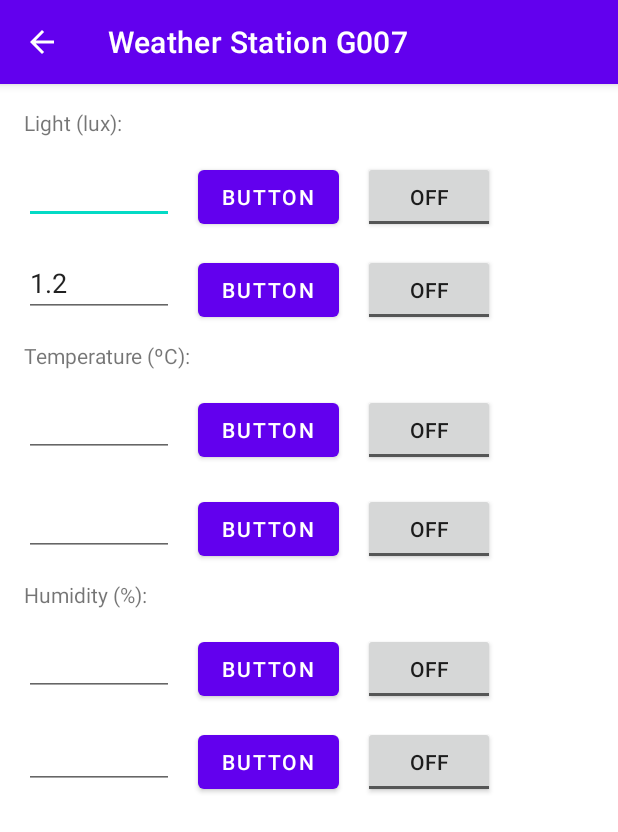
After one commit to Francisco-Mendes-96529/ist-atm, an Android app: the AlarmActivity screen opened directly, with no data from a screen before it, on a phone screen of 412 x 824 dp. The commit adds this screen. Shown: the top 832 px of the screen. Run offline under Robolectric (Android 15) with nearby library versions, the phone set to English and light mode, and no system bars.

Commit message:
alarme activity
alarm activity e falta fazer os max e mins e meter coisas na memoria

```diff
--- /dev/null
+++ b/project1/app/src/main/java/com/example/project1/AlarmActivity.java
@@ -0,0 +1,18 @@
+package com.example.project1;
+
+import androidx.appcompat.app.AppCompatActivity;
+
+import android.os.Bundle;
+import android.widget.EditText;
+
+public class AlarmActivity extends AppCompatActivity {
+
+    @Override
+    protected void onCreate(Bundle savedInstanceState) {
+        super.onCreate(savedInstanceState);
+        setContentView(R.layout.activity_alarm);
+
+        EditText test = findViewById(R.id.editTextNumberDecimal6);
+        test.setText("1.2");
+    }
+}
--- a/project1/app/src/main/java/com/example/project1/MainActivity.java
+++ b/project1/app/src/main/java/com/example/project1/MainActivity.java
@@ -7,11 +7,13 @@ import static android.hardware.Sensor.TYPE_RELATIVE_HUMIDITY;
 import androidx.appcompat.app.AppCompatActivity;
 
 import android.content.Context;
+import android.content.Intent;
 import android.hardware.Sensor;
 import android.hardware.SensorEvent;
 import android.hardware.SensorEventListener;
 import android.hardware.SensorManager;
 import android.os.Bundle;
+import android.view.View;
 import android.widget.TextView;
 
 import java.util.ArrayList;
@@ -75,36 +77,39 @@ public class MainActivity extends AppCompatActivity implements SensorEventListen
                 lux.add(value);
                 if(lux.size()>10)
                     lux.remove(0);
+                String lux_values = getString(R.string.lux_placeholder)+"\n";
+                for(int i = 0; i<lux.size(); i++)
+                    lux_values += lux.get(i).toString() + "\n";
+                luxView.setText(lux_values);
                 break;
+
             case TYPE_AMBIENT_TEMPERATURE:
                 // code block
                 temperature.add(value);
                 if(temperature.size()>10)
                     temperature.remove(0);
+                String temperature_values = getString(R.string.temperature_placeholder)+"\n";
+                for(int i = 0; i<temperature.size(); i++)
+                    temperature_values += temperature.get(i).toString() + "\n";
+                temperatureView.setText(temperature_values);
                 break;
+
             case TYPE_RELATIVE_HUMIDITY:
                 // code block
                 humidity.add(value);
                 if(humidity.size()>10)
                     humidity.remove(0);
+                String humidity_values = getString(R.string.humidity_placeholder)+"\n";
+                for(int i = 0; i<humidity.size(); i++)
+                    humidity_values += humidity.get(i).toString() + "\n";
+                humidityView.setText(humidity_values);
                 break;
+
             default:
                 // code block
         }
 
-        String lux_values = "";
-        String temperature_values = "";
-        String humidity_values = "";
-        for(int i = 0; i<lux.size(); i++)
-            lux_values += lux.get(i).toString() + "\n";
-        for(int i = 0; i<temperature.size(); i++)
-            temperature_values += temperature.get(i).toString() + "\n";
-        for(int i = 0; i<humidity.size(); i++)
-            humidity_values += humidity.get(i).toString() + "\n";
 
-        luxView.setText("Light (lux):\n"+lux_values);
-        temperatureView.setText("Temperature (ºC):\n"+temperature_values);
-        humidityView.setText("Humidity (%):\n"+humidity_values);
     }
     @Override
     protected void onResume() {
@@ -120,6 +125,13 @@ public class MainActivity extends AppCompatActivity implements SensorEventListen
         sensorManager.unregisterListener(this);
     }
 
+    public void OpenAlarmActivity(View view) {
+        Intent intent = new Intent(this, AlarmActivity.class);
+        startActivity(intent);
+
+    }
+        // Do something in response to button
+
 
 
 }
--- /dev/null
+++ b/project1/app/src/main/res/layout/activity_alarm.xml
@@ -0,0 +1,213 @@
+<?xml version="1.0" encoding="utf-8"?>
+<androidx.constraintlayout.widget.ConstraintLayout xmlns:android="http://schemas.android.com/apk/res/android"
+    xmlns:app="http://schemas.android.com/apk/res-auto"
+    xmlns:tools="http://schemas.android.com/tools"
+    android:layout_width="match_parent"
+    android:layout_height="match_parent"
+    tools:context=".AlarmActivity">
+
+    <EditText
+        android:id="@+id/editTextNumberDecimal7"
+        android:layout_width="100dp"
+        android:layout_height="42dp"
+        android:layout_marginStart="16dp"
+        android:layout_marginTop="16dp"
+        android:ems="10"
+        android:inputType="numberDecimal"
+        app:layout_constraintStart_toStartOf="parent"
+        app:layout_constraintTop_toBottomOf="@+id/textView3" />
+
+    <EditText
+        android:id="@+id/editTextNumberDecimal6"
+        android:layout_width="100dp"
+        android:layout_height="42dp"
+        android:layout_marginStart="16dp"
+        android:layout_marginTop="20dp"
+        android:ems="10"
+        android:inputType="numberDecimal"
+        app:layout_constraintStart_toStartOf="parent"
+        app:layout_constraintTop_toBottomOf="@+id/editTextNumberDecimal7" />
+
+    <Button
+        android:id="@+id/button"
+        android:layout_width="wrap_content"
+        android:layout_height="wrap_content"
+        android:layout_marginStart="16dp"
+        android:text="Button"
+        app:layout_constraintBaseline_toBaselineOf="@+id/editTextNumberDecimal7"
+        app:layout_constraintStart_toEndOf="@+id/editTextNumberDecimal7" />
+
+    <EditText
+        android:id="@+id/editTextNumberDecimal8"
+        android:layout_width="100dp"
+        android:layout_height="42dp"
+        android:layout_marginStart="16dp"
+        android:layout_marginTop="16dp"
+        android:ems="10"
+        android:inputType="numberSigned|numberDecimal"
+        app:layout_constraintStart_toStartOf="parent"
+        app:layout_constraintTop_toBottomOf="@+id/textView6" />
+
+    <EditText
+        android:id="@+id/editTextNumberDecimal9"
+        android:layout_width="100dp"
+        android:layout_height="42dp"
+        android:layout_marginStart="16dp"
+        android:layout_marginTop="24dp"
+        android:ems="10"
+        android:inputType="numberSigned|numberDecimal"
+        app:layout_constraintStart_toStartOf="parent"
+        app:layout_constraintTop_toBottomOf="@+id/editTextNumberDecimal8" />
+
+    <EditText
+        android:id="@+id/editTextNumberDecimal10"
+        android:layout_width="100dp"
+        android:layout_height="42dp"
+        android:layout_marginStart="16dp"
+        android:layout_marginTop="16dp"
+        android:ems="10"
+        android:inputType="numberDecimal"
+        app:layout_constraintStart_toStartOf="parent"
+        app:layout_constraintTop_toBottomOf="@+id/textView7" />
+
+    <Button
+        android:id="@+id/button10"
+        android:layout_width="wrap_content"
+        android:layout_height="wrap_content"
+        android:layout_marginStart="16dp"
+        android:text="Button"
+        app:layout_constraintBaseline_toBaselineOf="@+id/editTextNumberDecimal11"
+        app:layout_constraintStart_toEndOf="@+id/editTextNumberDecimal11" />
+
+    <EditText
+        android:id="@+id/editTextNumberDecimal11"
+        android:layout_width="100dp"
+        android:layout_height="42dp"
+        android:layout_marginStart="16dp"
+        android:layout_marginTop="20dp"
+        android:ems="10"
+        android:inputType="numberDecimal"
+        app:layout_constraintStart_toStartOf="parent"
+        app:layout_constraintTop_toBottomOf="@+id/editTextNumberDecimal10" />
+
+    <Button
+        android:id="@+id/button9"
+        android:layout_width="wrap_content"
+        android:layout_height="wrap_content"
+        android:layout_marginStart="16dp"
+        android:text="Button"
+        app:layout_constraintBaseline_toBaselineOf="@+id/editTextNumberDecimal10"
+        app:layout_constraintStart_toEndOf="@+id/editTextNumberDecimal10" />
+
+    <ToggleButton
+        android:id="@+id/toggleButton6"
+        android:layout_width="wrap_content"
+        android:layout_height="wrap_content"
+        android:layout_marginStart="16dp"
+        android:text="ToggleButton"
+        app:layout_constraintBaseline_toBaselineOf="@+id/button10"
+        app:layout_constraintStart_toEndOf="@+id/button10" />
+
+    <ToggleButton
+        android:id="@+id/toggleButton5"
+        android:layout_width="wrap_content"
+        android:layout_height="wrap_content"
+        android:layout_marginStart="16dp"
+        android:text="ToggleButton"
+        app:layout_constraintBaseline_toBaselineOf="@+id/button9"
+        app:layout_constraintStart_toEndOf="@+id/button9" />
+
+    <ToggleButton
+        android:id="@+id/toggleButton4"
+        android:layout_width="wrap_content"
+        android:layout_height="wrap_content"
+        android:layout_marginStart="16dp"
+        android:text="ToggleButton"
+        app:layout_constraintBaseline_toBaselineOf="@+id/button8"
+        app:layout_constraintStart_toEndOf="@+id/button8" />
+
+    <Button
+        android:id="@+id/button8"
+        android:layout_width="wrap_content"
+        android:layout_height="wrap_content"
+        android:layout_marginStart="16dp"
+        android:text="Button"
+        app:layout_constraintBaseline_toBaselineOf="@+id/editTextNumberDecimal9"
+        app:layout_constraintStart_toEndOf="@+id/editTextNumberDecimal9" />
+
+    <ToggleButton
+        android:id="@+id/toggleButton3"
+        android:layout_width="wrap_content"
+        android:layout_height="wrap_content"
+        android:layout_marginStart="16dp"
+        android:text="ToggleButton"
+        app:layout_constraintBaseline_toBaselineOf="@+id/button4"
+        app:layout_constraintStart_toEndOf="@+id/button4" />
+
+    <Button
+        android:id="@+id/button4"
+        android:layout_width="wrap_content"
+        android:layout_height="wrap_content"
+        android:layout_marginStart="16dp"
+        android:text="Button"
+        app:layout_constraintBaseline_toBaselineOf="@+id/editTextNumberDecimal8"
+        app:layout_constraintStart_toEndOf="@+id/editTextNumberDecimal8" />
+
+    <ToggleButton
+        android:id="@+id/toggleButton"
+        android:layout_width="wrap_content"
+        android:layout_height="wrap_content"
+        android:layout_marginStart="16dp"
+        android:text="ToggleButton"
+        app:layout_constraintBaseline_toBaselineOf="@+id/button"
+        app:layout_constraintStart_toEndOf="@+id/button" />
+
+    <ToggleButton
+        android:id="@+id/toggleButton2"
+        android:layout_width="wrap_content"
+        android:layout_height="wrap_content"
+        android:layout_marginStart="16dp"
+        android:text="ToggleButton"
+        app:layout_constraintBaseline_toBaselineOf="@+id/button7"
+        app:layout_constraintStart_toEndOf="@+id/button7" />
+
+    <Button
+        android:id="@+id/button7"
+        android:layout_width="wrap_content"
+        android:layout_height="wrap_content"
+        android:layout_marginStart="16dp"
+        android:text="Button"
+        app:layout_constraintBaseline_toBaselineOf="@+id/editTextNumberDecimal6"
+        app:layout_constraintStart_toEndOf="@+id/editTextNumberDecimal6" />
+
+    <TextView
+        android:id="@+id/textView3"
+        android:layout_width="wrap_content"
+        android:layout_height="wrap_content"
+        android:layout_marginStart="16dp"
+        android:layout_marginTop="16dp"
+        android:text="@string/lux_placeholder"
+        app:layout_constraintStart_toStartOf="parent"
+        app:layout_constraintTop_toTopOf="parent" />
+
+    <TextView
+        android:id="@+id/textView6"
+        android:layout_width="wrap_content"
+        android:layout_height="wrap_content"
+        android:layout_marginStart="16dp"
+        android:layout_marginTop="16dp"
+        android:text="@string/temperature_placeholder"
+        app:layout_constraintStart_toStartOf="parent"
+        app:layout_constraintTop_toBottomOf="@+id/editTextNumberDecimal6" />
+
+    <TextView
+        android:id="@+id/textView7"
+        android:layout_width="wrap_content"
+        android:layout_height="wrap_content"
+        android:layout_marginStart="16dp"
+        android:layout_marginTop="16dp"
+        android:text="@string/humidity_placeholder"
+        app:layout_constraintStart_toStartOf="parent"
+        app:layout_constraintTop_toBottomOf="@+id/editTextNumberDecimal9" />
+
+</androidx.constraintlayout.widget.ConstraintLayout>
--- a/project1/app/src/main/res/layout/activity_main.xml
+++ b/project1/app/src/main/res/layout/activity_main.xml
@@ -12,7 +12,8 @@
         android:layout_height="wrap_content"
         android:layout_marginStart="16dp"
         android:layout_marginTop="16dp"
-        android:text="Light(lux):"
+        android:text="@string/lux_placeholder"
+        android:textSize="16sp"
         app:layout_constraintStart_toStartOf="parent"
         app:layout_constraintTop_toTopOf="parent" />
 
@@ -22,7 +23,8 @@
         android:layout_height="wrap_content"
         android:layout_marginStart="16dp"
         android:layout_marginEnd="16dp"
-        android:text="Temperature (ºC):"
+        android:text="@string/temperature_placeholder"
+        android:textSize="16sp"
         app:layout_constraintBaseline_toBaselineOf="@+id/textView"
         app:layout_constraintEnd_toStartOf="@+id/textView5"
         app:layout_constraintStart_toEndOf="@+id/textView" />
@@ -32,8 +34,20 @@
         android:layout_width="wrap_content"
         android:layout_height="wrap_content"
         android:layout_marginEnd="16dp"
-        android:text="Humidity (%):"
+        android:text="@string/humidity_placeholder"
+        android:textSize="16sp"
         app:layout_constraintBaseline_toBaselineOf="@+id/textView4"
         app:layout_constraintEnd_toEndOf="parent" />
 
+    <Button
+        android:id="@+id/button3"
+        android:layout_width="wrap_content"
+        android:layout_height="wrap_content"
+        android:layout_marginBottom="16dp"
+        android:onClick="OpenAlarmActivity"
+        android:text="Button"
+        app:layout_constraintBottom_toBottomOf="parent"
+        app:layout_constraintEnd_toEndOf="parent"
+        app:layout_constraintStart_toStartOf="parent" />
+
 </androidx.constraintlayout.widget.ConstraintLayout>
--- a/project1/app/src/main/res/values/strings.xml
+++ b/project1/app/src/main/res/values/strings.xml
@@ -1,3 +1,8 @@
 <resources>
-    <string name="app_name">project1</string>
+    <string name="app_name">Weather Station G007</string>
+    <string name="lux_placeholder">Light (lux):</string>
+    <string name="temperature_placeholder">Temperature (ºC):</string>
+    <string name="humidity_placeholder">Humidity (%):</string>
+    <string name="active">Active</string>
+
 </resources>
```
Also changed, not shown: project1/app/src/main/AndroidManifest.xml (+8 -0 lines).
